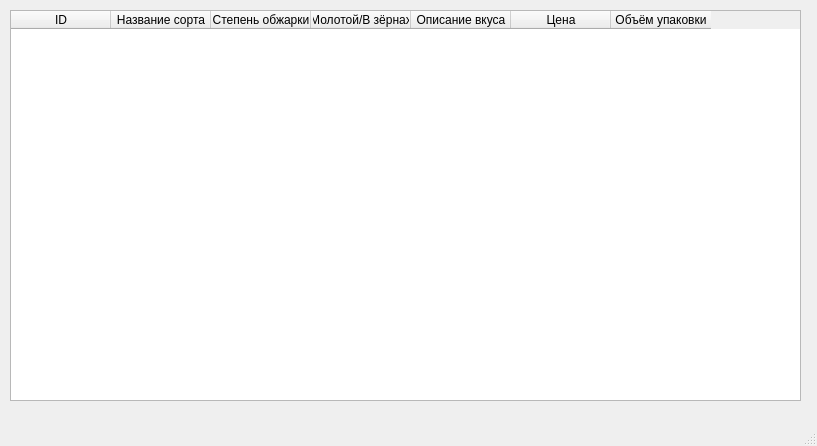
Before: the Qt Designer form main.ui in filde/git_and_coffee, drawn with Qt 5.
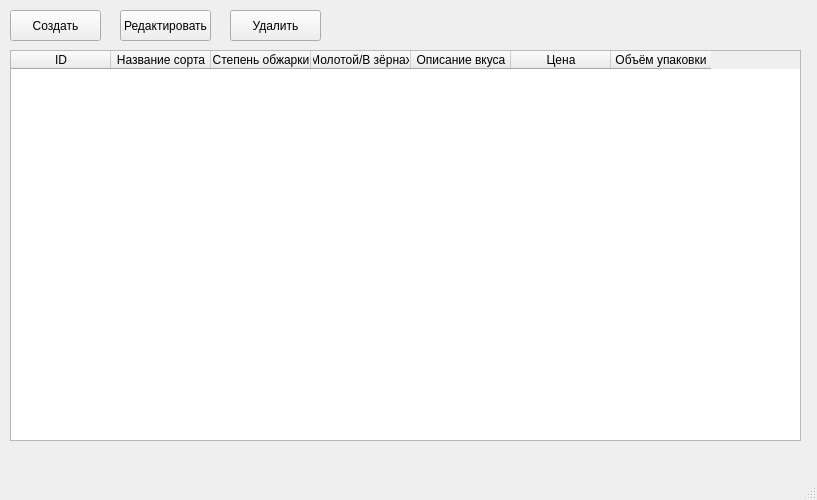
After: the same form once the commit is applied.

The edit to the form file:
```diff
--- a/main.ui
+++ b/main.ui
@@ -7,7 +7,7 @@
     <x>0</x>
     <y>0</y>
     <width>817</width>
-    <height>446</height>
+    <height>500</height>
    </rect>
   </property>
   <property name="windowTitle">
@@ -18,7 +18,7 @@
     <property name="geometry">
      <rect>
       <x>10</x>
-      <y>10</y>
+      <y>50</y>
       <width>791</width>
       <height>391</height>
      </rect>
@@ -68,6 +68,45 @@
      </property>
     </column>
    </widget>
+   <widget class="QPushButton" name="btn_new">
+    <property name="geometry">
+     <rect>
+      <x>10</x>
+      <y>10</y>
+      <width>91</width>
+      <height>31</height>
+     </rect>
+    </property>
+    <property name="text">
+     <string>Создать</string>
+    </property>
+   </widget>
+   <widget class="QPushButton" name="btn_change">
+    <property name="geometry">
+     <rect>
+      <x>120</x>
+      <y>10</y>
+      <width>91</width>
+      <height>31</height>
+     </rect>
+    </property>
+    <property name="text">
+     <string>Редактировать</string>
+    </property>
+   </widget>
+   <widget class="QPushButton" name="btn_remove">
+    <property name="geometry">
+     <rect>
+      <x>230</x>
+      <y>10</y>
+      <width>91</width>
+      <height>31</height>
+     </rect>
+    </property>
+    <property name="text">
+     <string>Удалить</string>
+    </property>
+   </widget>
   </widget>
   <widget class="QMenuBar" name="menubar">
    <property name="geometry">
```
